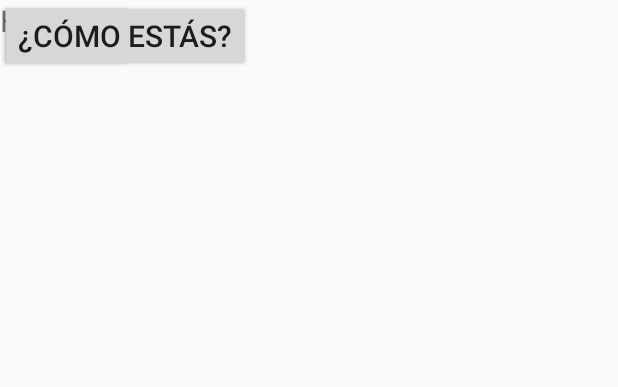
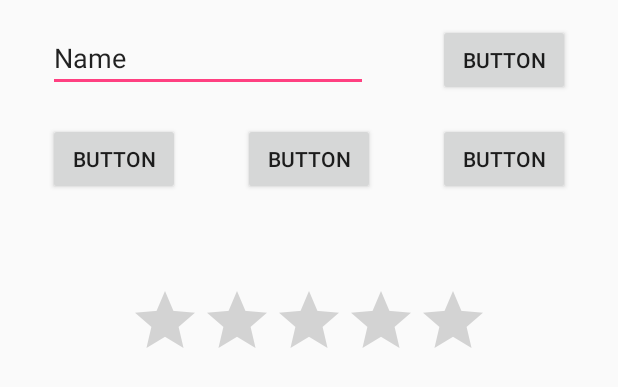
Before and after one commit to lunavi97/memory-dev, an Android app: the layout prueba.xml on its own in the app's theme, with its tools: preview values and no code run, on a phone screen of 412 x 824 dp. Shown: the top 387 px of the screen. Run offline under Robolectric (Android 15) with nearby library versions, the phone set to English and light mode, and no system bars.

Commit message:
Eliminación de textos y botones escritos en código y sustitución por otros a través de la paleta y creación de barra de puntuación

```diff
--- a/app/src/main/res/layout/prueba.xml
+++ b/app/src/main/res/layout/prueba.xml
@@ -60,28 +60,71 @@
 -->
 
 <RelativeLayout xmlns:android="http://schemas.android.com/apk/res/android"
-    android:layout_width="wrap_content"
-    android:layout_height="wrap_content">
+    xmlns:tools="http://schemas.android.com/tools"
+    android:layout_width="match_parent"
+    android:layout_height="match_parent">
 
-    <TextView
-        android:id="@+id/Text1"
+
+    <EditText
+        android:id="@+id/editText2"
         android:layout_width="wrap_content"
         android:layout_height="wrap_content"
-        android:text="Hola"
-        android:textSize="20sp"
-        android:gravity="center"/>
+        android:layout_alignParentStart="true"
+        android:layout_alignParentTop="true"
+        android:layout_marginStart="32dp"
+        android:layout_marginTop="16dp"
+        android:ems="10"
+        android:inputType="textPersonName"
+        android:text="Name"
+        android:layout_alignParentLeft="true"
+        tools:ignore="RtlCompat" />
 
     <Button
-        android:id="@+id/Btn1"
+        android:id="@+id/button"
         android:layout_width="wrap_content"
         android:layout_height="wrap_content"
-        android:text="Hola"
-        android:textSize="20sp"/>
+        android:layout_alignParentEnd="true"
+        android:layout_alignTop="@+id/editText2"
+        android:layout_marginEnd="32dp"
+        android:text="Button"
+        android:layout_marginRight="32dp"
+        tools:ignore="RtlCompat" />
 
     <Button
-        android:id="@+id/Btn2"
+        android:id="@+id/button3"
         android:layout_width="wrap_content"
         android:layout_height="wrap_content"
-        android:text="¿cómo estás?"
-        android:textSize="20sp"/>
+        android:layout_alignParentTop="true"
+        android:layout_alignStart="@+id/editText2"
+        android:layout_marginTop="82dp"
+        android:text="Button"
+        android:layout_alignLeft="@+id/editText2"
+        tools:ignore="RtlCompat" />
+
+    <Button
+        android:id="@+id/button4"
+        android:layout_width="wrap_content"
+        android:layout_height="wrap_content"
+        android:layout_alignTop="@+id/button3"
+        android:layout_centerHorizontal="true"
+        android:text="Button" />
+
+    <Button
+        android:id="@+id/button5"
+        android:layout_width="wrap_content"
+        android:layout_height="wrap_content"
+        android:layout_alignBottom="@+id/button3"
+        android:layout_alignStart="@+id/button"
+        android:text="Button"
+        android:layout_alignLeft="@+id/button"
+        tools:ignore="RtlCompat" />
+
+    <RatingBar
+        android:id="@+id/ratingBar"
+        android:layout_width="wrap_content"
+        android:layout_height="wrap_content"
+        android:layout_alignParentTop="true"
+        android:layout_centerHorizontal="true"
+        android:layout_marginTop="190dp" />
+
 </RelativeLayout>
```
